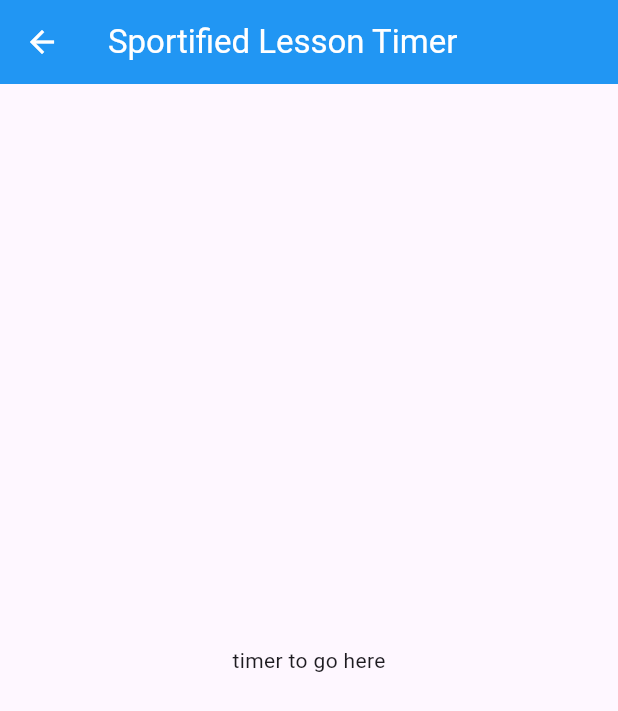
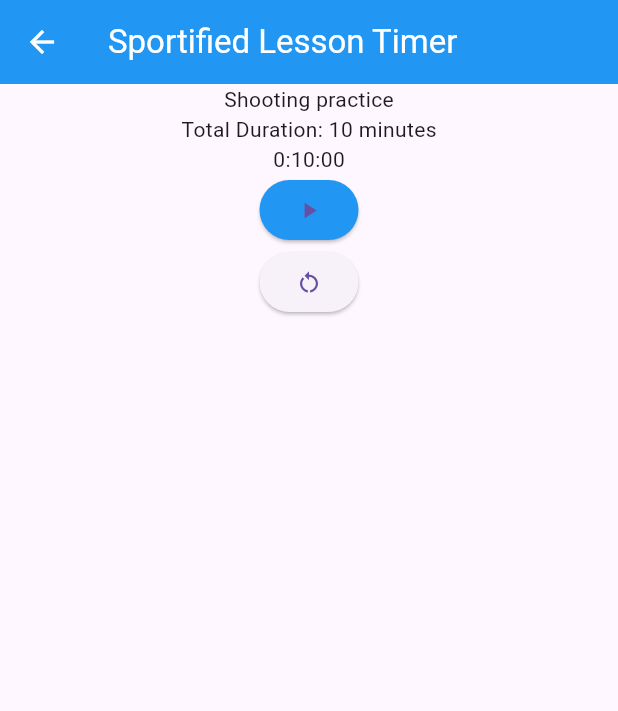
Before and after one commit to CarsonJennings/sportified-lesson-timer, a Flutter app: the screen it shows after launch, after a tap on "Shooting practice", on a phone screen of 412 x 824 dp. Shown: the top 711 px of the screen. Run offline on Flutter 3.47's test engine with Material 3 defaults, Android fonts, the phone set to English and light mode, and no system bars.

Commit message:
Adding countdown timer widget to the timer screem so that the drill times can be started, paused and restarted.

```diff
--- a/lib/main.dart
+++ b/lib/main.dart
@@ -1,4 +1,5 @@
 import 'package:flutter/material.dart';
+import 'dart:async';
 
 
 void main() {
@@ -28,7 +29,7 @@
                 title: "Warmup",
                 drillIcon: Icons.directions_run,
                 description: "Light jogging and stretching to prepare your body.",
-                drillDuration: Duration(minutes: 5)
+                drillDuration: Duration(seconds: 10)
               ),
               Drill(
                 title: "Shooting practice",
@@ -64,7 +65,7 @@
       onPressed: () {
         Navigator.push(context,
           MaterialPageRoute(
-            builder: (_) => TimerScreen(),
+            builder: (_) => TimerScreen(title: title, drillDuration: drillDuration),
           ),
         );
       },
@@ -81,7 +82,10 @@
 
 
 class TimerScreen extends StatelessWidget {
-  const TimerScreen({super.key});
+  const TimerScreen({super.key, required this.title, required this.drillDuration});
+
+  final String title;
+  final Duration drillDuration;
 
   @override
   Widget build(BuildContext context) {
@@ -98,8 +102,111 @@
         ),
       body:
         Center(
-          child: Text('timer to go here')
+          child: Column(
+            children: [
+              Text(title),
+              Text('Total Duration: ${drillDuration.inMinutes.toString()} minutes'),
+              CountdownTimer(initialTime: drillDuration,),
+            ],
+          )
         ),
     );
   }
 }
+
+class CountdownTimer extends StatefulWidget {
+  const CountdownTimer({super.key, required this.initialTime});
+  final Duration initialTime;
+
+  @override
+  State<CountdownTimer> createState() => _CountdownTimerState();
+}
+
+class _CountdownTimerState extends State<CountdownTimer> {
+  Timer? timer;
+  late int timeLeft;
+
+  @override
+  void initState() {
+    timeLeft = widget.initialTime.inSeconds;
+    super.initState();
+  }
+
+  @override
+  Widget build(BuildContext context) {
+    final isRunning = timer?.isActive ?? false;
+
+    return Column(
+
+      children: [
+        Text(formatTime(Duration(seconds: timeLeft))),
+        timeLeft <= 0 ? Text('Done!')
+        :
+        Tooltip(
+          message: isRunning ? 'Pause timer' : 'Start timer',
+          child: (ElevatedButton(
+          style: ButtonStyle(
+            backgroundColor: WidgetStateColor.resolveWith(
+              (Set<WidgetState> states) {
+                if (states.contains(WidgetState.pressed)) {
+                  return Colors.blueAccent;
+                }
+                return Colors.blue;
+              }
+            ),
+          ),
+          onPressed: () {
+            if (isRunning) {
+              pauseTimer();
+            } else {
+              startTimer();
+            }
+          },
+          child: Icon(isRunning ? Icons.pause : Icons.play_arrow),
+                )),
+        ),
+      Tooltip(
+        message: 'Reset timer',
+        child: ElevatedButton(
+          onPressed: (resetTimer),
+          child: Icon(Icons.restart_alt)),
+      )
+      ]
+    );
+  }
+
+void startTimer() {
+  timer = Timer.periodic(Duration(seconds: 1), (timer) {
+    setState(() {
+      timeLeft--;
+      if (timeLeft <= 0) timer.cancel();
+    });
+  });
+
+  setState(() {}); // Call an additonal setState so first time start is clicked UI updates immediately and not after 1 second
+}
+
+void pauseTimer() {
+  setState(() {
+    timer?.cancel();
+  });
+}
+
+void resetTimer() {
+  setState(() {
+    timer?.cancel();
+    timeLeft = widget.initialTime.inSeconds;
+  });
+}
+
+String formatTime(Duration time) {
+  return time.toString().split('.')[0];
+}
+
+@override
+  void dispose() {
+    timer?.cancel();
+    super.dispose();
+  }
+
+}
```
